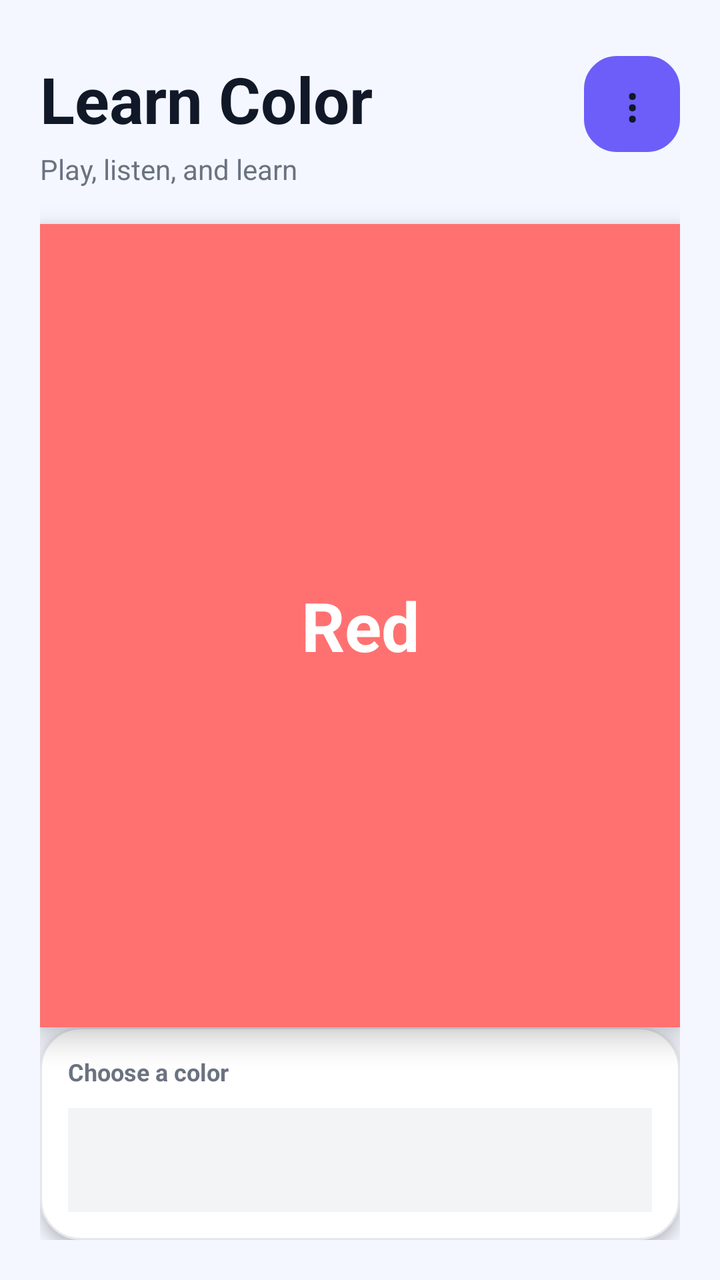
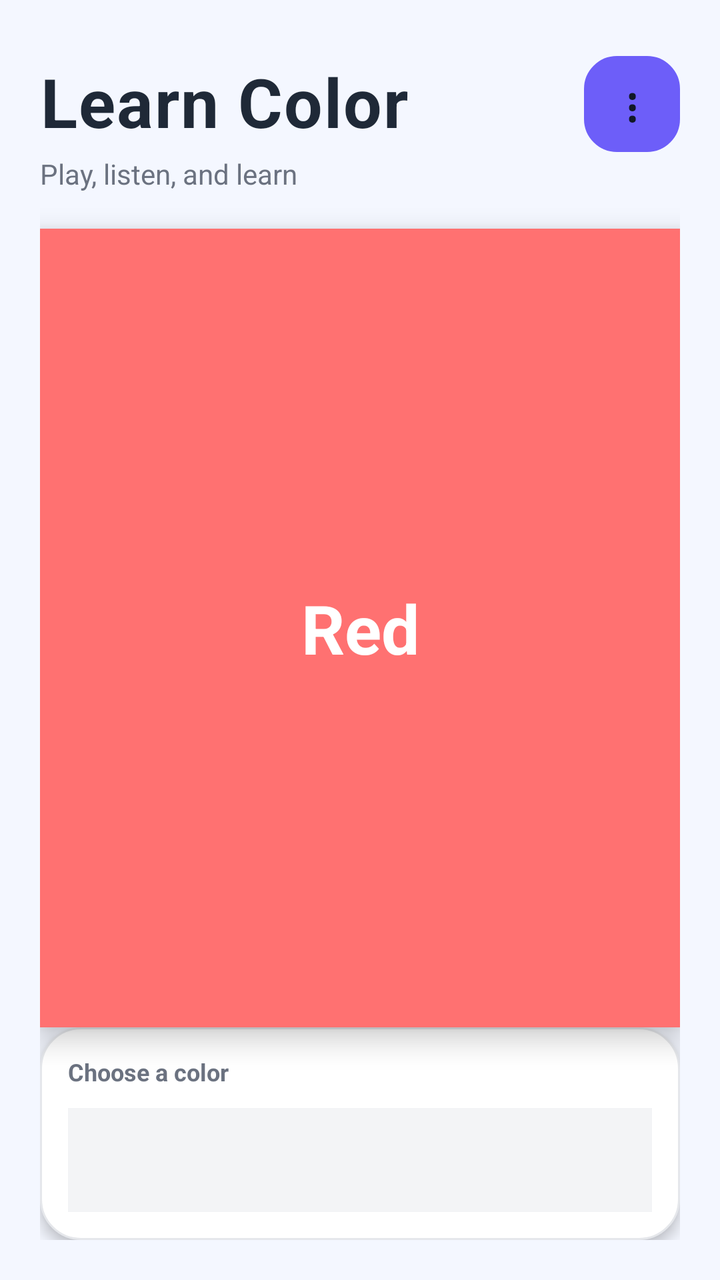

Two renders of the same Android screen: before a commit and after it. Below are the layout's source before the change and the commit's diff.
<!-- AndroidManifest.xml: application theme Theme.LearnColor -->
<!-- res/layout/activity_main.xml -->
<?xml version="1.0" encoding="utf-8"?>
<androidx.constraintlayout.widget.ConstraintLayout xmlns:android="http://schemas.android.com/apk/res/android"
    xmlns:app="http://schemas.android.com/apk/res-auto"
    android:layout_width="match_parent"
    android:layout_height="match_parent"
    android:background="@color/surface_background"
    android:padding="20dp">

    <TextView
        android:id="@+id/appTitle"
        android:layout_width="0dp"
        android:layout_height="wrap_content"
        android:layout_marginTop="8dp"
        android:text="Learn Color"
        android:textColor="#111827"
        android:textSize="32sp"
        android:textStyle="bold"
        app:layout_constraintEnd_toStartOf="@id/modeMenuButton"
        app:layout_constraintStart_toStartOf="parent"
        app:layout_constraintTop_toTopOf="parent" />

    <TextView
        android:id="@+id/appSubtitle"
        android:layout_width="0dp"
        android:layout_height="wrap_content"
        android:layout_marginTop="4dp"
        android:text="Play, listen, and learn"
        android:textColor="#6B7280"
        android:textSize="14sp"
        app:layout_constraintEnd_toStartOf="@id/modeMenuButton"
        app:layout_constraintStart_toStartOf="parent"
        app:layout_constraintTop_toBottomOf="@id/appTitle" />

    <Button
        android:id="@+id/modeMenuButton"
        android:layout_width="48dp"
        android:layout_height="48dp"
        android:background="@drawable/mode_menu_button_bg"
        android:backgroundTint="#FFFFFF"
        android:gravity="center"
        android:minWidth="0dp"
        android:minHeight="0dp"
        android:padding="0dp"
        android:text="⋮"
        android:textColor="#111827"
        android:textSize="24sp"
        app:layout_constraintEnd_toEndOf="parent"
        app:layout_constraintTop_toTopOf="@id/appTitle" />

    <LinearLayout
        android:id="@+id/modeOptions"
        android:layout_width="0dp"
        android:layout_height="wrap_content"
        android:layout_marginTop="18dp"
        android:background="@drawable/settings_card_bg"
        android:elevation="4dp"
        android:orientation="vertical"
        android:padding="16dp"
        android:visibility="gone"
        app:layout_constraintEnd_toEndOf="parent"
        app:layout_constraintStart_toStartOf="parent"
        app:layout_constraintTop_toBottomOf="@id/appSubtitle">

        <TextView
            android:layout_width="wrap_content"
            android:layout_height="wrap_content"
            android:layout_marginBottom="8dp"
            android:text="Learning mode"
            android:textColor="#374151"
            android:textSize="16sp"
            android:textStyle="bold" />

        <LinearLayout
            android:layout_width="match_parent"
            android:layout_height="wrap_content"
            android:gravity="center"
            android:orientation="horizontal">

            <Button
                android:id="@+id/basicModeButton"
                android:layout_width="0dp"
                android:layout_height="44dp"
                android:layout_marginEnd="8dp"
                android:layout_weight="1"
                android:backgroundTint="#6D5EF9"
                android:text="Basic"
                android:textColor="#FFFFFF" />

            <Button
                android:id="@+id/advancedModeButton"
                android:layout_width="0dp"
                android:layout_height="44dp"
                android:layout_marginStart="8dp"
                android:layout_weight="1"
                android:backgroundTint="#E5E7EB"
                android:text="Advanced"
                android:textColor="#111827" />
        </LinearLayout>
    </LinearLayout>

    <FrameLayout
        android:id="@+id/colorPreview"
        android:layout_width="0dp"
        android:layout_height="0dp"
        android:layout_marginTop="18dp"
        android:background="#FF4D4D"
        android:clickable="true"
        android:clipToOutline="true"
        android:elevation="8dp"
        android:focusable="true"
        android:minHeight="320dp"
        android:outlineProvider="background"
        app:layout_constraintBottom_toTopOf="@+id/colorBarContainer"
        app:layout_constraintEnd_toEndOf="parent"
        app:layout_constraintStart_toStartOf="parent"
        app:layout_constraintTop_toBottomOf="@id/modeOptions">

        <View
            android:id="@+id/glassOverlay"
            android:layout_width="match_parent"
            android:layout_height="match_parent"
            android:background="#33FFFFFF" />

        <TextView
            android:id="@+id/colorLabel"
            android:layout_width="match_parent"
            android:layout_height="match_parent"
            android:background="@android:color/transparent"
            android:gravity="center"
            android:text="Red"
            android:textColor="#FFFFFF"
            android:textSize="34sp"
            android:textStyle="bold" />
    </FrameLayout>

    <LinearLayout
        android:id="@+id/colorBarContainer"
        android:layout_width="0dp"
        android:layout_height="wrap_content"
        android:layout_marginTop="18dp"
        android:background="@drawable/settings_card_bg"
        android:elevation="4dp"
        android:orientation="vertical"
        android:padding="14dp"
        app:layout_constraintBottom_toBottomOf="parent"
        app:layout_constraintEnd_toEndOf="parent"
        app:layout_constraintStart_toStartOf="parent">

        <TextView
            android:layout_width="wrap_content"
            android:layout_height="wrap_content"
            android:layout_marginBottom="10dp"
            android:text="Choose a color"
            android:textColor="#6B7280"
            android:textSize="12sp"
            android:textStyle="bold" />

        <LinearLayout
            android:id="@+id/colorBar"
            android:layout_width="match_parent"
            android:layout_height="52dp"
            android:background="#F3F4F6"
            android:gravity="center_vertical"
            android:orientation="horizontal"
            android:padding="4dp" />
    </LinearLayout>
</androidx.constraintlayout.widget.ConstraintLayout>
<!-- resources referenced by this layout -->
<resources>
  <color name="surface_background">#F4F7FF</color>
  <!-- drawable mode_menu_button_bg (drawable) -->
  <?xml version="1.0" encoding="utf-8"?>
  <shape xmlns:android="http://schemas.android.com/apk/res/android">
      <solid android:color="#FFFFFF" />
      <corners android:radius="16dp" />
      <stroke android:width="1dp" android:color="#E5E7EB" />
  </shape>
  <!-- drawable settings_card_bg (drawable) -->
  <?xml version="1.0" encoding="utf-8"?>
  <shape xmlns:android="http://schemas.android.com/apk/res/android">
      <solid android:color="#FFFFFF" />
      <corners android:radius="20dp" />
      <stroke android:width="1dp" android:color="#E5E7EB" />
  </shape>
  <style name="Theme.LearnColor" parent="Theme.Material3.DayNight.NoActionBar">
          <item name="colorPrimary">@color/purple_500</item>
          <item name="colorOnPrimary">#FFFFFF</item>
          <item name="colorSurface">@color/surface_card</item>
          <item name="android:statusBarColor">@android:color/transparent</item>
          <item name="android:windowLightStatusBar" tools:targetApi="23">true</item>
      </style>
  <color name="purple_500">#6D5EF9</color>
  <color name="surface_card">#FFFFFF</color>
</resources>

<!-- the commit's change to res/layout/activity_main.xml (unified diff, before → after) -->
@@ -11,9 +11,10 @@
         android:layout_width="0dp"
         android:layout_height="wrap_content"
         android:layout_marginTop="8dp"
+        android:letterSpacing="0.02"
         android:text="Learn Color"
-        android:textColor="#111827"
-        android:textSize="32sp"
+        android:textColor="#1F2937"
+        android:textSize="34sp"
         android:textStyle="bold"
         app:layout_constraintEnd_toStartOf="@id/modeMenuButton"
         app:layout_constraintStart_toStartOf="parent"
@@ -147,6 +148,7 @@
         app:layout_constraintStart_toStartOf="parent">
 
         <TextView
+            android:id="@+id/colorSelectorTitle"
             android:layout_width="wrap_content"
             android:layout_height="wrap_content"
             android:layout_marginBottom="10dp"
